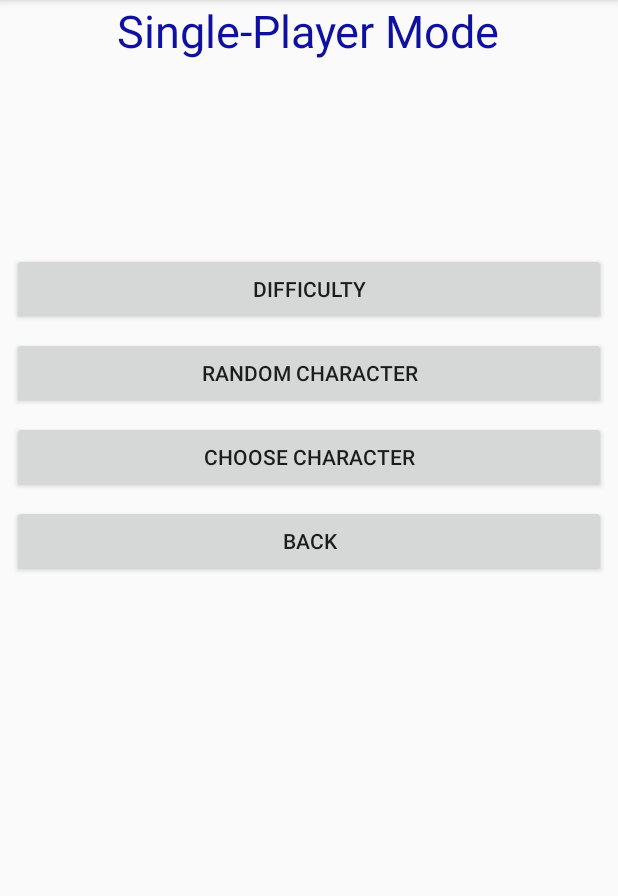
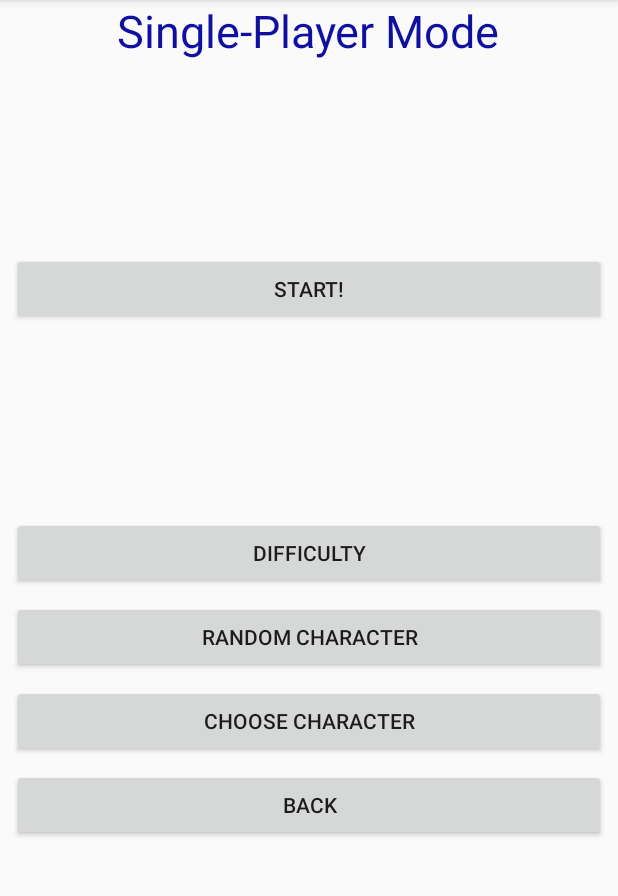
Before and after one commit to LucianOfTheGate/TheSurvivalGame, an Android app: the SinglePlayerFragment screen opened directly, with no data from a screen before it, on a phone screen of 412 x 824 dp, the part 84-980 px from its top. Run offline under Robolectric (Android 15) with nearby library versions, the phone set to English and light mode, and no system bars.

Commit message:
Unity-Integrated App

```diff
--- a/app/src/main/java/com/example/annax/survivalgame/SinglePlayerFragment.java
+++ b/app/src/main/java/com/example/annax/survivalgame/SinglePlayerFragment.java
@@ -20,13 +20,19 @@ public class SinglePlayerFragment extends Fragment implements View.OnClickListen
         View v = inflater.inflate(R.layout.single_player_fragment, container, false);
 
         mp = MediaPlayer.create(getActivity(), R.raw.sound_effect1);
+
+        //Create buttons
         Button difficulty = (Button)v.findViewById(R.id.Difficulty);
         Button randomChar = (Button)v.findViewById(R.id.RandomChar);
         Button chooseChar = (Button)v.findViewById(R.id.ChooseChar);
+        Button singleBack = (Button)v.findViewById(R.id.SingleBack);
+        Button start = (Button)v.findViewById(R.id.Start);
+
+        //Create click action commands
+        start.setOnClickListener(this);
         difficulty.setOnClickListener(this);
         randomChar.setOnClickListener(this);
         chooseChar.setOnClickListener(this);
-        Button singleBack = (Button)v.findViewById(R.id.SingleBack);
         singleBack.setOnClickListener(this);
 
 
@@ -58,6 +64,12 @@ public class SinglePlayerFragment extends Fragment implements View.OnClickListen
                     mp.start();
                 }
                 getActivity().finish();
+                break;
+            case R.id.Start:
+                if(enableSoundEffect){
+                    mp.start();
+                }
+                startActivity(new Intent(getActivity().getApplicationContext(), UnityPlayerActivity.class));
                 break;
         }
     }
--- a/app/src/main/res/layout/single_player_fragment.xml
+++ b/app/src/main/res/layout/single_player_fragment.xml
@@ -17,6 +17,17 @@
         android:layout_width="match_parent"
         android:layout_gravity="top"
         android:layout_marginTop="8dp">
+
+        <Button
+            android:id="@+id/Start"
+            android:text="@string/start"
+            android:layout_width="match_parent"
+            android:layout_height="wrap_content"
+            android:layout_marginTop="120dp"
+            android:layout_marginLeft="8dp"
+            android:layout_marginRight="8dp"
+            android:layout_marginBottom="8dp"
+            />
 
         <Button
             android:id="@+id/Difficulty"
--- a/app/src/main/res/values/strings.xml
+++ b/app/src/main/res/values/strings.xml
@@ -19,4 +19,6 @@
     <string name="monster_spawn">Monster Spwan Rate</string>
     <string name="facebook_app_id">1496468097106243</string>
     <string name="fb_login_protocol_scheme">fb1496468097106243</string>
+    <string name="start">Start!</string>
+    <string name="UnityPlayerActivity">UnityPlayerActivity</string>
 </resources>
--- a/app/src/main/res/values/styles.xml
+++ b/app/src/main/res/values/styles.xml
@@ -17,4 +17,7 @@
 
     <style name="AppTheme.PopupOverlay" parent="ThemeOverlay.AppCompat.Light" />
 
+    <style name="UnityThemeSelector" parent="android:Theme.Light.NoTitleBar.Fullscreen">
+    </style>
+
 </resources>
```
Also changed, not shown: app/src/main/AndroidManifest.xml (+15 -0 lines).
